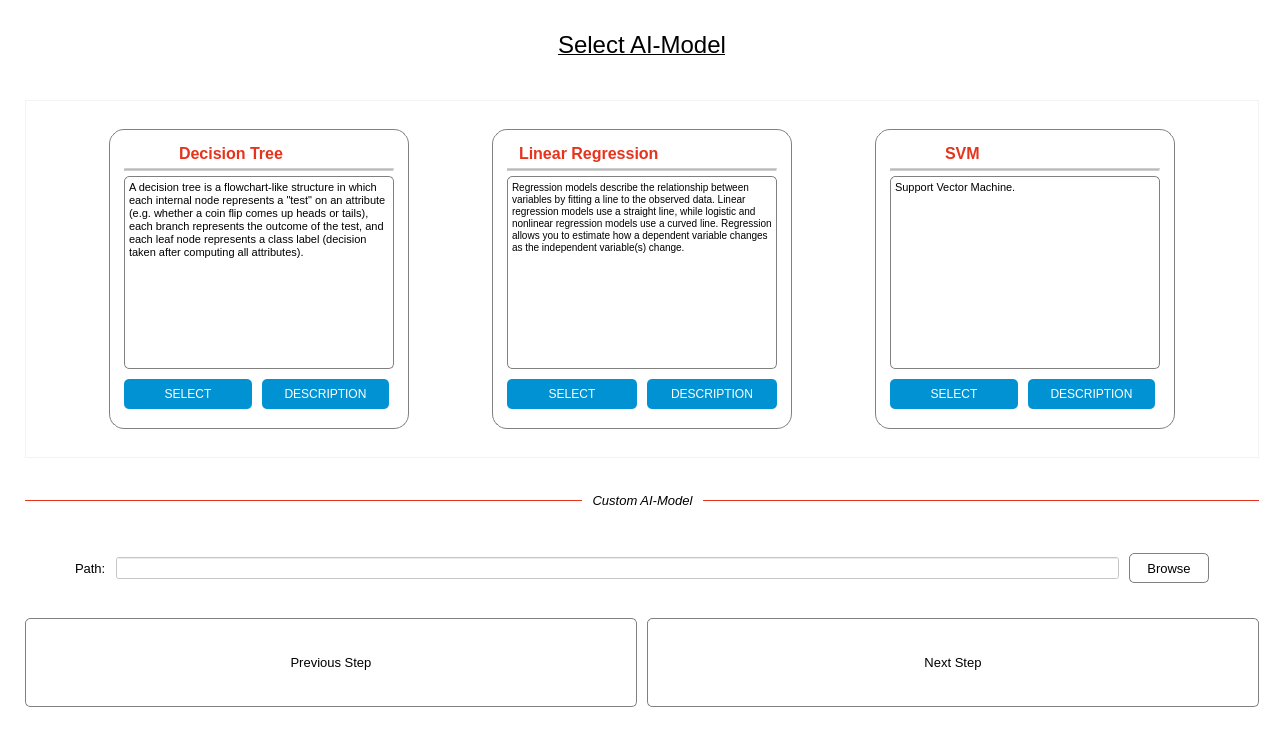
First picture: the form in UI/Design/ai-model.ui, repository MarkMolenmakerHU/INNO_xAITool, before the edit.
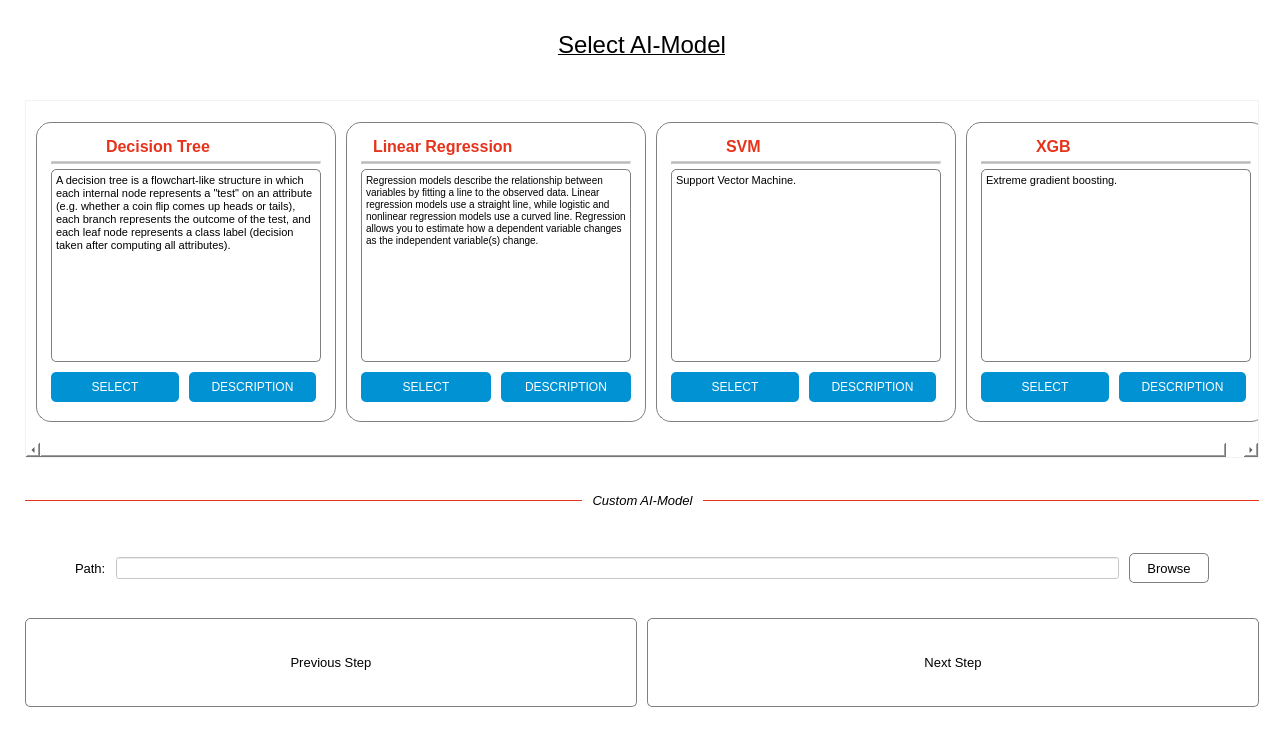
Second picture: the form after the edit. Icons and pictures are not drawn.

```diff
--- a/UI/Design/ai-model.ui
+++ b/UI/Design/ai-model.ui
@@ -297,8 +297,8 @@
         <rect>
          <x>0</x>
          <y>0</y>
-         <width>1232</width>
-         <height>323</height>
+         <width>1250</width>
+         <height>320</height>
         </rect>
        </property>
        <layout class="QHBoxLayout" name="horizontalLayout_5">
@@ -1010,6 +1010,228 @@
           </layout>
          </widget>
         </item>
+        <item>
+         <widget class="QWidget" name="xgbWidget" native="true">
+          <property name="sizePolicy">
+           <sizepolicy hsizetype="Maximum" vsizetype="Maximum">
+            <horstretch>0</horstretch>
+            <verstretch>0</verstretch>
+           </sizepolicy>
+          </property>
+          <property name="minimumSize">
+           <size>
+            <width>300</width>
+            <height>300</height>
+           </size>
+          </property>
+          <property name="styleSheet">
+           <string notr="true">QWidget#xgbWidget {
+	background: rgb(255, 255, 255);
+	border-radius: 15px;
+	border: 1px solid grey;
+}
+</string>
+          </property>
+          <layout class="QGridLayout" name="gridLayout_6" rowstretch="0,0,0,0,0">
+           <property name="leftMargin">
+            <number>15</number>
+           </property>
+           <property name="topMargin">
+            <number>15</number>
+           </property>
+           <property name="rightMargin">
+            <number>15</number>
+           </property>
+           <property name="bottomMargin">
+            <number>15</number>
+           </property>
+           <property name="spacing">
+            <number>5</number>
+           </property>
+           <item row="1" column="0">
+            <layout class="QHBoxLayout" name="horizontalLayout_13" stretch="2,4,2">
+             <property name="spacing">
+              <number>5</number>
+             </property>
+             <property name="rightMargin">
+              <number>10</number>
+             </property>
+             <item>
+              <widget class="QLabel" name="label_8">
+               <property name="sizePolicy">
+                <sizepolicy hsizetype="Fixed" vsizetype="Fixed">
+                 <horstretch>0</horstretch>
+                 <verstretch>0</verstretch>
+                </sizepolicy>
+               </property>
+               <property name="maximumSize">
+                <size>
+                 <width>50</width>
+                 <height>50</height>
+                </size>
+               </property>
+               <property name="text">
+                <string/>
+               </property>
+               <property name="pixmap">
+                <pixmap>Images/xgb.png</pixmap>
+               </property>
+               <property name="scaledContents">
+                <bool>true</bool>
+               </property>
+               <property name="alignment">
+                <set>Qt::AlignCenter</set>
+               </property>
+              </widget>
+             </item>
+             <item>
+              <widget class="QLabel" name="titleLabel3">
+               <property name="font">
+                <font>
+                 <pointsize>12</pointsize>
+                 <weight>75</weight>
+                 <bold>true</bold>
+                </font>
+               </property>
+               <property name="styleSheet">
+                <string notr="true">color: #e6331c;</string>
+               </property>
+               <property name="text">
+                <string>XGB</string>
+               </property>
+              </widget>
+             </item>
+             <item>
+              <widget class="QLabel" name="infoLabel3">
+               <property name="sizePolicy">
+                <sizepolicy hsizetype="Maximum" vsizetype="Maximum">
+                 <horstretch>0</horstretch>
+                 <verstretch>0</verstretch>
+                </sizepolicy>
+               </property>
+               <property name="maximumSize">
+                <size>
+                 <width>25</width>
+                 <height>25</height>
+                </size>
+               </property>
+               <property name="cursor">
+                <cursorShape>WhatsThisCursor</cursorShape>
+               </property>
+               <property name="text">
+                <string/>
+               </property>
+               <property name="pixmap">
+                <pixmap>Images/info.png</pixmap>
+               </property>
+               <property name="scaledContents">
+                <bool>true</bool>
+               </property>
+               <property name="alignment">
+                <set>Qt::AlignRight|Qt::AlignTop|Qt::AlignTrailing</set>
+               </property>
+              </widget>
+             </item>
+            </layout>
+           </item>
+           <item row="3" column="0" colspan="2">
+            <widget class="QTextBrowser" name="textBrowser_5">
+             <property name="styleSheet">
+              <string notr="true">border: 1px solid grey;
+border-radius: 5px;</string>
+             </property>
+             <property name="html">
+              <string>&lt;!DOCTYPE HTML PUBLIC &quot;-//W3C//DTD HTML 4.0//EN&quot; &quot;http://www.w3.org/TR/REC-html40/strict.dtd&quot;&gt;
+&lt;html&gt;&lt;head&gt;&lt;meta name=&quot;qrichtext&quot; content=&quot;1&quot; /&gt;&lt;style type=&quot;text/css&quot;&gt;
+p, li { white-space: pre-wrap; }
+&lt;/style&gt;&lt;/head&gt;&lt;body style=&quot; font-family:'MS Shell Dlg 2'; font-size:7.8pt; font-weight:400; font-style:normal;&quot;&gt;
+&lt;p style=&quot; margin-top:0px; margin-bottom:0px; margin-left:0px; margin-right:0px; -qt-block-indent:0; text-indent:0px;&quot;&gt;&lt;span style=&quot; font-size:8pt;&quot;&gt;Extreme gradient boosting.&lt;/span&gt;&lt;/p&gt;&lt;/body&gt;&lt;/html&gt;</string>
+             </property>
+            </widget>
+           </item>
+           <item row="2" column="0" colspan="2">
+            <widget class="Line" name="line_7">
+             <property name="sizePolicy">
+              <sizepolicy hsizetype="Expanding" vsizetype="Minimum">
+               <horstretch>0</horstretch>
+               <verstretch>0</verstretch>
+              </sizepolicy>
+             </property>
+             <property name="minimumSize">
+              <size>
+               <width>0</width>
+               <height>1</height>
+              </size>
+             </property>
+             <property name="styleSheet">
+              <string notr="true">background: rgba(0, 0, 0, 0.1);</string>
+             </property>
+             <property name="midLineWidth">
+              <number>1</number>
+             </property>
+             <property name="orientation">
+              <enum>Qt::Horizontal</enum>
+             </property>
+            </widget>
+           </item>
+           <item row="4" column="0">
+            <layout class="QHBoxLayout" name="horizontalLayout_14">
+             <property name="spacing">
+              <number>10</number>
+             </property>
+             <property name="topMargin">
+              <number>5</number>
+             </property>
+             <property name="bottomMargin">
+              <number>5</number>
+             </property>
+             <item>
+              <widget class="QPushButton" name="selectButton3">
+               <property name="minimumSize">
+                <size>
+                 <width>0</width>
+                 <height>30</height>
+                </size>
+               </property>
+               <property name="cursor">
+                <cursorShape>PointingHandCursor</cursorShape>
+               </property>
+               <property name="styleSheet">
+                <string notr="true">background-color: #0092d2;
+color: white;
+border-radius: 5px;</string>
+               </property>
+               <property name="text">
+                <string>SELECT</string>
+               </property>
+              </widget>
+             </item>
+             <item>
+              <widget class="QPushButton" name="descriptionButton3">
+               <property name="minimumSize">
+                <size>
+                 <width>0</width>
+                 <height>30</height>
+                </size>
+               </property>
+               <property name="cursor">
+                <cursorShape>PointingHandCursor</cursorShape>
+               </property>
+               <property name="styleSheet">
+                <string notr="true">background-color: #0092d2;
+color: white;
+border-radius: 5px;</string>
+               </property>
+               <property name="text">
+                <string>DESCRIPTION</string>
+               </property>
+              </widget>
+             </item>
+            </layout>
+           </item>
+          </layout>
+         </widget>
+        </item>
        </layout>
       </widget>
      </widget>
```
